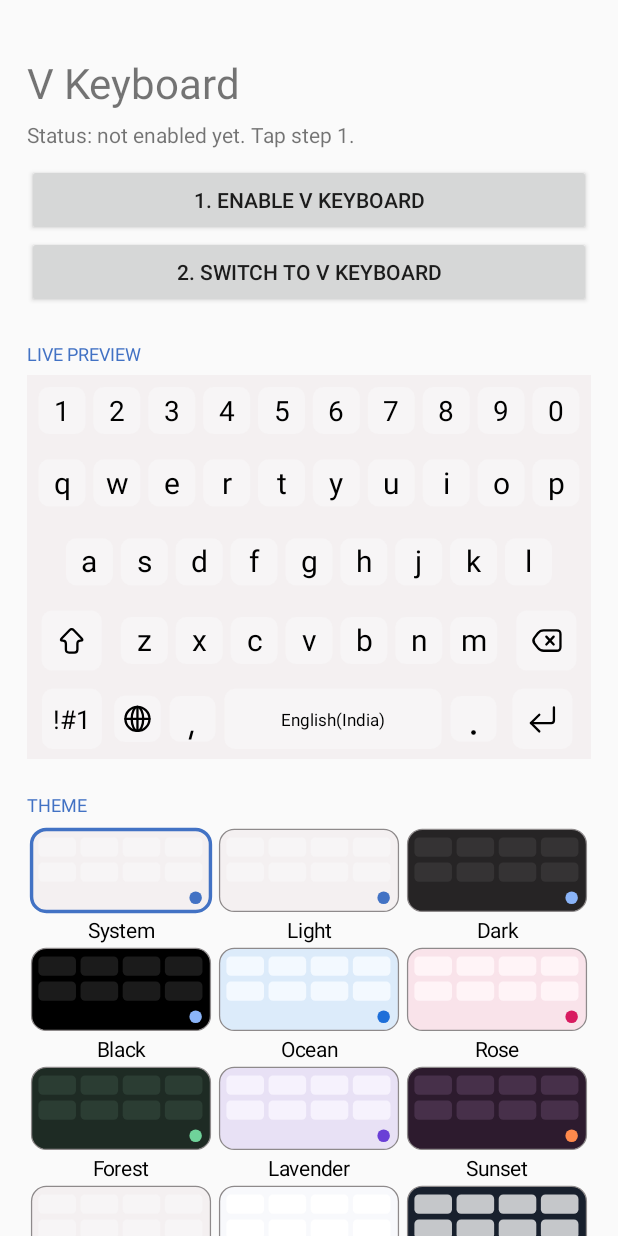
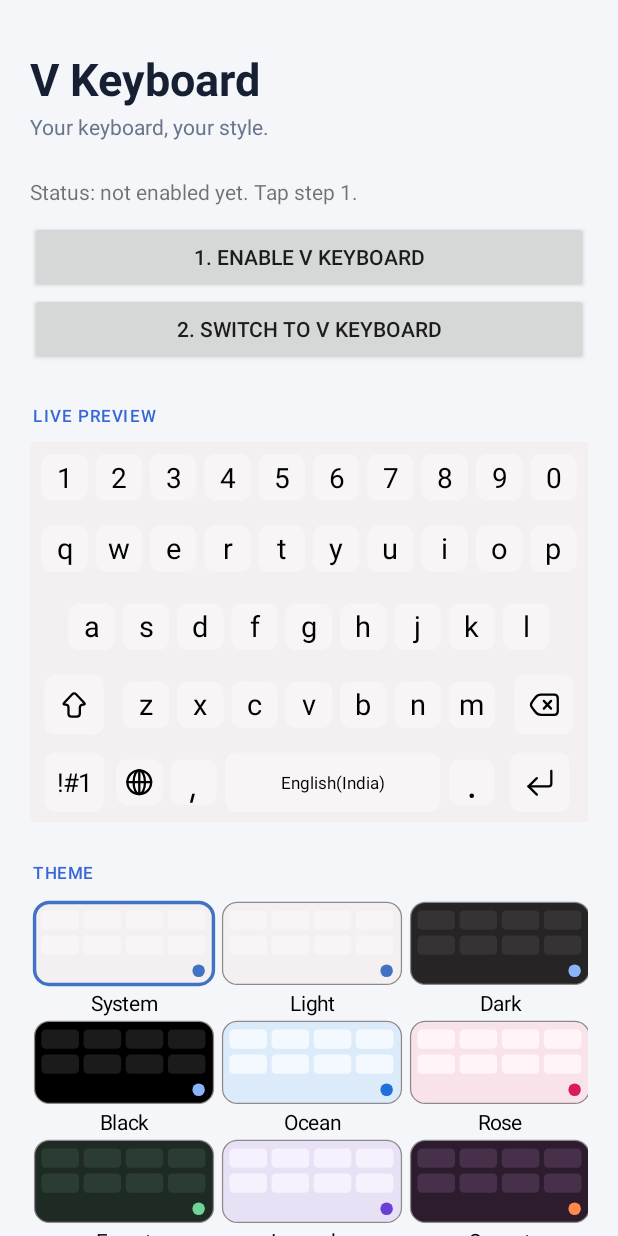
Before and after one commit to scrolltrapsboy-commits/VKeyboard, an Android app: the screen it shows after launch (SettingsActivity), on a phone screen of 412 x 824 dp. Run offline under Robolectric (Android 15) with nearby library versions, the phone set to English and light mode, and no system bars; pictures from the network do not load; Roboto replaces fonts that are not available here.

Commit message:
Polish settings screen with premium minimalist styling

```diff
--- a/app/src/main/java/com/vinayak/keyboard/SettingsActivity.kt
+++ b/app/src/main/java/com/vinayak/keyboard/SettingsActivity.kt
@@ -89,13 +89,32 @@ class SettingsActivity : Activity() {
         super.onCreate(savedInstanceState)
         prefs = Prefs(this)
         d = resources.displayMetrics.density
+        val uiTheme = Theme.resolve(this, prefs)
         col = LinearLayout(this).apply {
             orientation = LinearLayout.VERTICAL
-            setPadding(px(18), px(36), px(18), px(28))
+            setPadding(px(20), px(28), px(20), px(36))
+            setBackgroundColor(if (uiTheme.dark) 0xFF10141C.toInt() else 0xFFF4F6FA.toInt())
         }
-        setContentView(ScrollView(this).apply { addView(col) })
+        setContentView(ScrollView(this).apply {
+            isFillViewport = true
+            setBackgroundColor(if (uiTheme.dark) 0xFF10141C.toInt() else 0xFFF4F6FA.toInt())
+            clipToPadding = false
+            addView(col)
+        })
 
-        col.addView(TextView(this).apply { text = "V Keyboard"; textSize = 28f })
+        col.addView(TextView(this).apply {
+            text = "V Keyboard"
+            textSize = 30f
+            typeface = android.graphics.Typeface.create("sans-serif", android.graphics.Typeface.BOLD)
+            setTextColor(if (uiTheme.dark) 0xFFF5F7FC.toInt() else 0xFF172033.toInt())
+            setPadding(0, px(4), 0, px(2))
+        })
+        col.addView(TextView(this).apply {
+            text = "Your keyboard, your style."
+            textSize = 14f
+            setTextColor(if (uiTheme.dark) 0xFFADB8C9.toInt() else 0xFF68758A.toInt())
+            setPadding(0, 0, 0, px(18))
+        })
         status = TextView(this).apply { textSize = 14f; setPadding(0, px(6), 0, px(10)) }
         col.addView(status)
         val imm = getSystemService(INPUT_METHOD_SERVICE) as InputMethodManager
@@ -215,10 +234,14 @@ class SettingsActivity : Activity() {
 
     // ---------------------------------------------------------------- helpers
     private fun section(title: String) {
+        val dark = Theme.resolve(this, prefs).dark
         col.addView(TextView(this).apply {
-            text = title.uppercase(); textSize = 12f
-            setPadding(0, px(22), 0, px(6))
-            setTextColor(0xFF4272C4.toInt())
+            text = title.uppercase()
+            textSize = 11f
+            letterSpacing = 0.10f
+            typeface = android.graphics.Typeface.create("sans-serif-medium", android.graphics.Typeface.NORMAL)
+            setPadding(px(2), px(26), 0, px(10))
+            setTextColor(if (dark) 0xFF91BFFF.toInt() else 0xFF3867D6.toInt())
         })
     }
 
```
